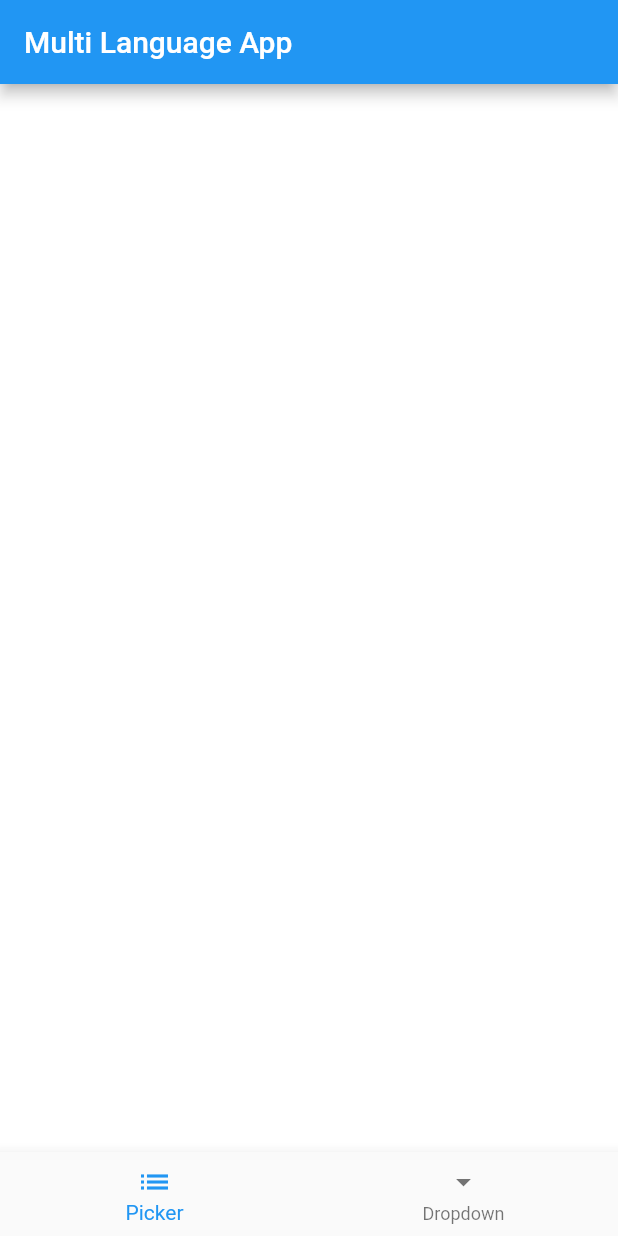
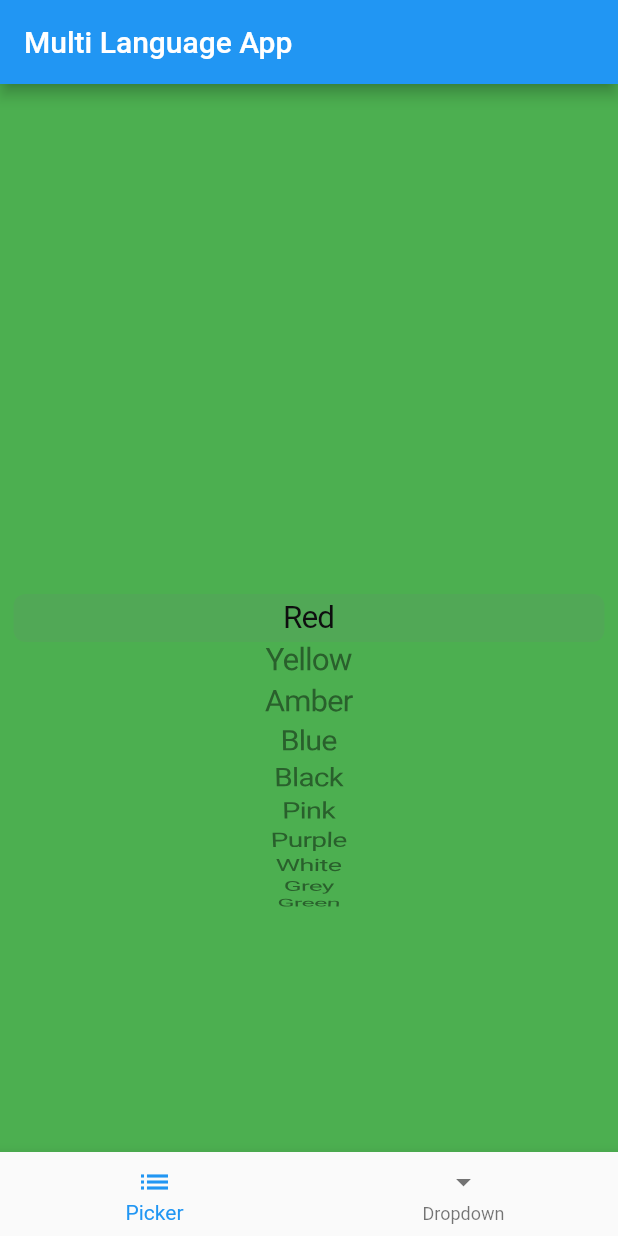
Before and after one commit to CodePassion-dev/flutter-multi-language, a Flutter app: the screen it shows after launch, on a phone screen of 412 x 824 dp. Run offline on Flutter 3.47's test engine with Material 2 defaults, Android fonts, the phone set to English and light mode, and no system bars.

Commit message:
Add CupertinoPicker (50%)

```diff
--- /dev/null
+++ b/flutter_multi_language/lib/dropdown_widget.dart
@@ -0,0 +1,14 @@
+import 'package:flutter/material.dart';
+
+class DropdownWidget extends StatelessWidget {
+
+
+  @override
+  Widget build(BuildContext context) {
+
+    return Container(
+      color: Colors.yellow,
+    );
+  }
+
+}
--- a/flutter_multi_language/lib/home_widget.dart
+++ b/flutter_multi_language/lib/home_widget.dart
@@ -1,5 +1,6 @@
 import 'package:flutter/material.dart';
-import 'placeholder_widget.dart';
+import 'picker_widget.dart';
+import 'dropdown_widget.dart';
 
 class Home extends StatefulWidget {
   @override
@@ -13,8 +14,8 @@ class _HomeState extends State<Home> {
   int _currentIndex = 0;
 
   final List<Widget> _children = [
-    PlaceholderWidget(Colors.white),
-    PlaceholderWidget(Colors.white)
+    PickerWidget(),
+    DropdownWidget()
   ];
 
   @override
@@ -30,7 +31,7 @@ class _HomeState extends State<Home> {
         items: [
           BottomNavigationBarItem(
             icon: new Icon(Icons.list),
-            title: new Text("Picker")
+            title: new Text("Picker"),
           ),
           BottomNavigationBarItem(
             icon: new Icon(Icons.arrow_drop_down),
--- /dev/null
+++ b/flutter_multi_language/lib/picker_widget.dart
@@ -0,0 +1,50 @@
+import 'package:flutter/material.dart';
+import 'package:flutter/cupertino.dart';
+
+const List<String> colors = const <String>[
+  'Red',
+  'Yellow',
+  'Amber',
+  'Blue',
+  'Black',
+  'Pink',
+  'Purple',
+  'White',
+  'Grey',
+  'Green',
+];
+
+class PickerWidget extends StatefulWidget {
+  @override
+  _PickerWidgetState createState() => _PickerWidgetState();
+}
+
+class _PickerWidgetState extends State<PickerWidget> {
+
+  int _selectedIndex = 0;
+
+  @override
+  Widget build(BuildContext context) {
+
+    return Container(
+      color: Colors.red,
+      child: CupertinoPicker(
+        backgroundColor: Colors.green,
+        itemExtent: 32.0,
+        onSelectedItemChanged: (int index) {
+          setState(() {
+            _selectedIndex = index;
+          });
+        },
+          children: new List<Widget>.generate(
+              colors.length, (int index) {
+            return new Center(
+              child: new Text(colors[index]),
+            );
+          })
+      ),
+    );
+
+  }
+
+}
```
